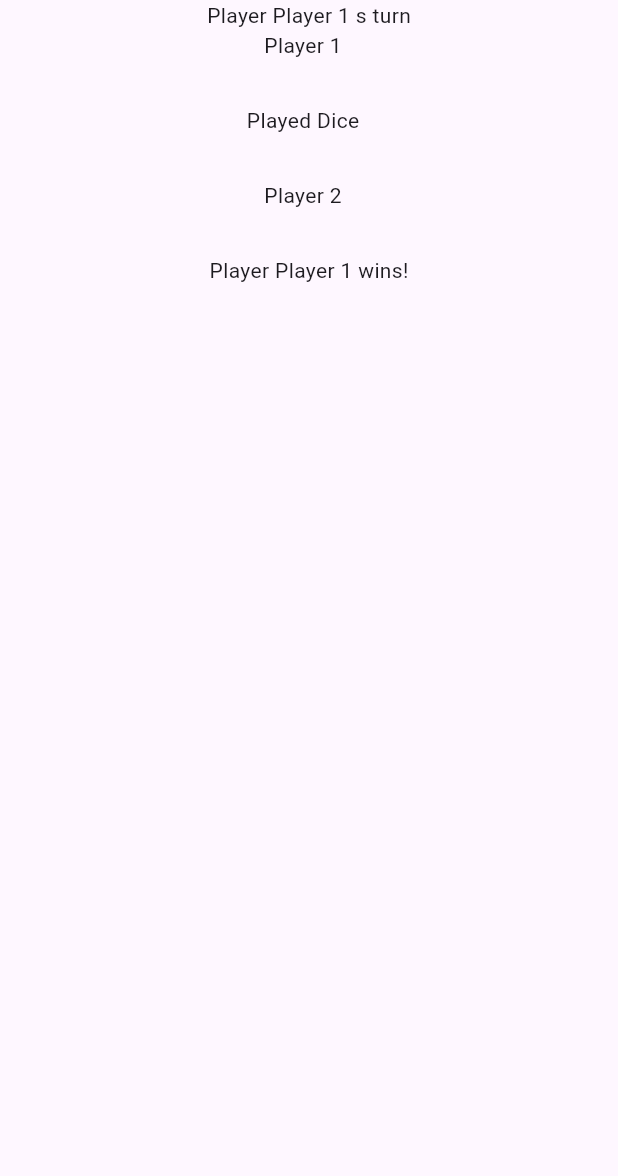
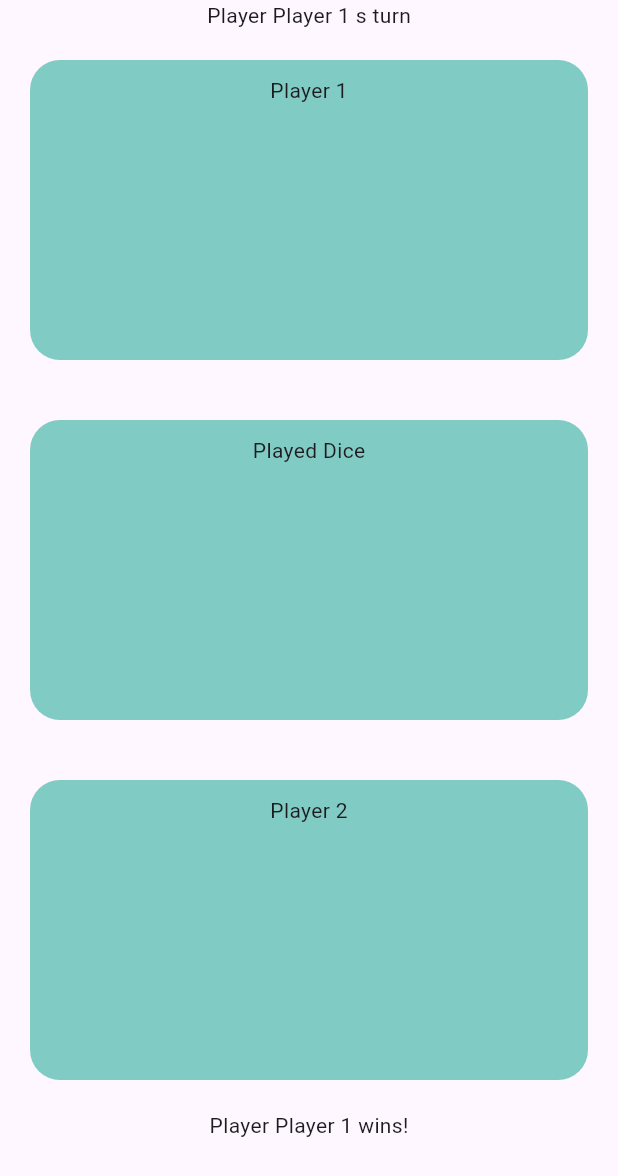
Before and after one commit to michaelzingg/flip, a Flutter app: the GameScreen screen opened directly with empty values, on a phone screen of 412 x 824 dp. Shown: the top 1176 px of the screen. Run offline on Flutter 3.47's test engine with Material 2 defaults, Android fonts, the phone set to English and light mode, and no system bars; our stand-ins replace equatable, flutter_hooks, fpdart.

Commit message:
A little nicer dice area * colorize * margin, padding and rounded corners

```diff
--- a/lib/widgets/dice_area_widget.dart
+++ b/lib/widgets/dice_area_widget.dart
@@ -12,20 +12,26 @@ class DiceAreaWidget extends StatelessWidget {
 
   @override
   Widget build(BuildContext context) {
-    return SizedBox(
-        height: 50,
+    return Container(
+      height: 200,
+      margin: const EdgeInsets.all(20),
+      padding: const EdgeInsets.all(10),
+      decoration: BoxDecoration(
+          color: Colors.teal[200], borderRadius: BorderRadius.circular(20)),
+      child: Column(
+        children: [
+          Text(playerName),
+          Expanded(
+            child: Center(
               child: Wrap(
                   spacing: 8.0,
                   runSpacing: 12.0,
                   alignment: WrapAlignment.center,
-          children: [
-            Text(playerName),
-            Wrap(
-                spacing: 8.0,
-                runSpacing: 12.0,
-                alignment: WrapAlignment.center,
                   children: dice.toList()),
+            ),
+          )
         ],
-        ));
+      ),
+    );
   }
 }
```
Lines whose indentation alone changed are shown as unchanged.
